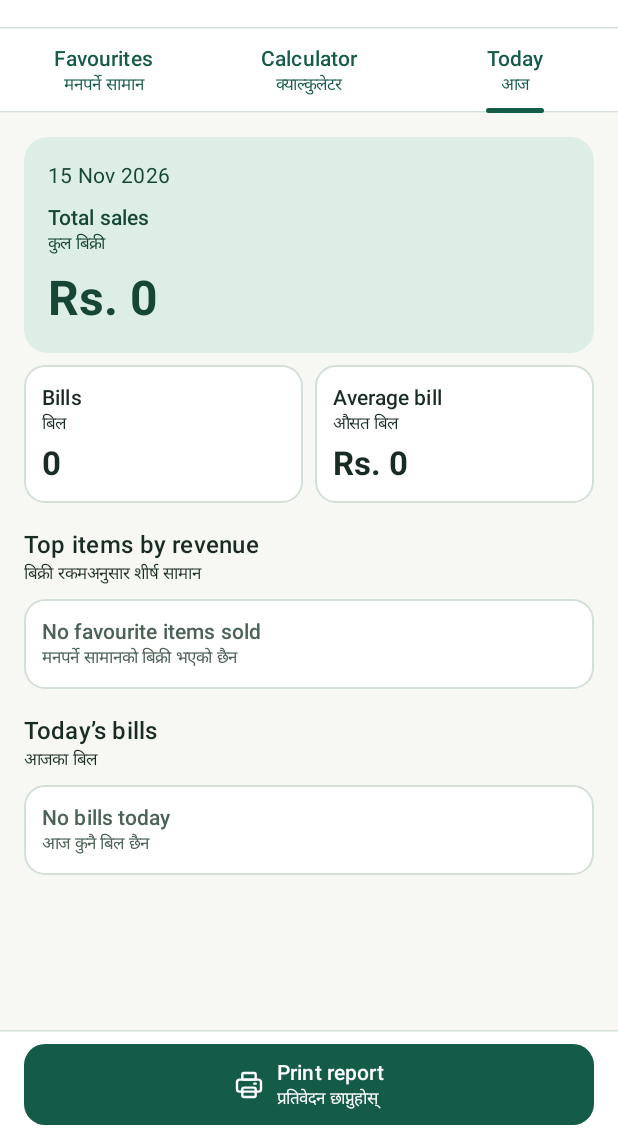
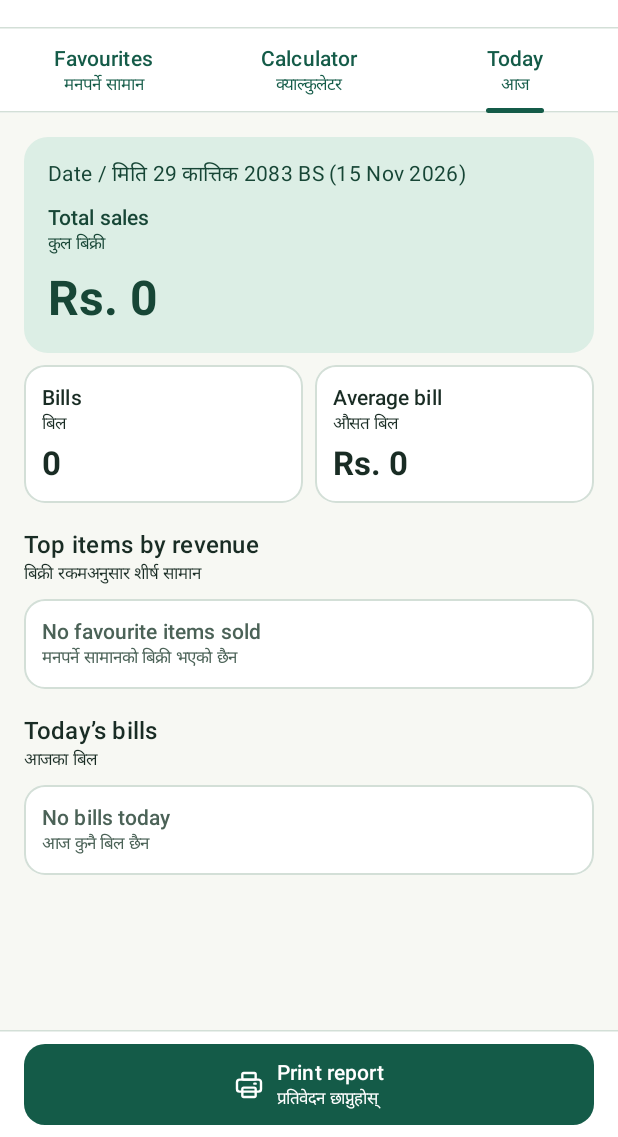
Before and after one commit to Drygonkiller/local-shop, an Android app built with Jetpack Compose: the screen it shows after launch (MainActivity), tab 3 chosen, on a phone screen of 412 x 824 dp, the part 99-1236 px from its top. Run offline under Robolectric (Android 15) with nearby library versions, the phone set to English and light mode, and no system bars; our stand-ins replace Room's generated code.

Commit message:
Milestone 5: BS date and total in words

```diff
--- /dev/null
+++ b/app/src/main/java/com/quickbill/app/data/BikramSambat.kt
@@ -0,0 +1,67 @@
+package com.quickbill.app.data
+
+import java.util.Calendar
+import java.util.GregorianCalendar
+import java.util.Locale
+import java.util.TimeZone
+
+private const val FIRST_BS_YEAR = 2080
+private const val LAST_CONFIRMED_BS_YEAR = 2083
+private const val MILLIS_PER_DAY = 86_400_000L
+private val utc = TimeZone.getTimeZone("UTC")
+
+// Nepal Rastra Bank gives 1 Baisakh 2080 as 14 April 2023.
+// https://www.nrb.org.np/contents/uploads/2023/03/Holiday-list-2080-Nepali.pdf
+private val anchorUtcMillis = utcCivilMidnight(2023, Calendar.APRIL, 14)
+
+// Month lengths from Kathmandu Metropolitan City's calendar, in Baisakh-to-Chaitra order.
+// https://kathmandu.gov.np/en/calendar
+// Pinned transcription:
+// https://github.com/KDE/kdeplasma-addons/blob/1445c417500c2a206691d0710005f64dc8efdaee/plasmacalendarplugins/alternatecalendar/provider/nepalicalendar.cpp
+// Official Panchanga confirmation through 2083. Mark the 2084–2090 values provisional.
+private val monthLengths = arrayOf(
+    intArrayOf(31, 32, 31, 32, 31, 30, 30, 30, 29, 29, 30, 30), // 2080
+    intArrayOf(31, 32, 31, 32, 31, 30, 30, 30, 29, 30, 29, 31), // 2081
+    intArrayOf(31, 31, 32, 31, 31, 31, 30, 29, 30, 29, 30, 30), // 2082
+    intArrayOf(31, 31, 32, 31, 31, 31, 30, 29, 30, 29, 30, 30), // 2083
+    intArrayOf(31, 31, 32, 31, 31, 30, 30, 30, 29, 30, 30, 30), // 2084
+    intArrayOf(31, 32, 31, 32, 30, 31, 30, 30, 29, 30, 30, 30), // 2085
+    intArrayOf(30, 32, 31, 32, 31, 30, 30, 30, 29, 30, 30, 30), // 2086
+    intArrayOf(31, 31, 32, 31, 31, 31, 30, 29, 30, 30, 30, 30), // 2087
+    intArrayOf(30, 31, 32, 32, 30, 31, 30, 30, 29, 30, 30, 30), // 2088
+    intArrayOf(30, 32, 31, 32, 31, 30, 30, 30, 29, 30, 30, 30), // 2089
+    intArrayOf(30, 32, 31, 32, 31, 30, 30, 30, 29, 30, 30, 30), // 2090
+)
+
+private val monthNames = listOf(
+    "वैशाख", "जेठ", "असार", "साउन", "भदौ", "असोज", "कात्तिक", "मंसिर", "पुस", "माघ", "फागुन", "चैत",
+)
+
+internal data class BikramSambatDate(val year: Int, val monthName: String, val day: Int) {
+    val isProvisional: Boolean get() = year > LAST_CONFIRMED_BS_YEAR
+}
+
+internal fun bikramSambatDate(civilDate: Calendar): BikramSambatDate? {
+    val adYear = civilDate.get(Calendar.YEAR)
+    if (civilDate.get(Calendar.ERA) != GregorianCalendar.AD || adYear !in 2023..2034) return null
+
+    // Place the Kathmandu civil date on the UTC calendar purely to count whole civil days.
+    val civilUtcMillis = utcCivilMidnight(adYear, civilDate.get(Calendar.MONTH), civilDate.get(Calendar.DAY_OF_MONTH))
+    var remainingDays = (civilUtcMillis - anchorUtcMillis) / MILLIS_PER_DAY
+    if (remainingDays < 0) return null
+
+    for ((yearIndex, months) in monthLengths.withIndex()) {
+        for ((monthIndex, length) in months.withIndex()) {
+            if (remainingDays < length) {
+                return BikramSambatDate(FIRST_BS_YEAR + yearIndex, monthNames[monthIndex], remainingDays.toInt() + 1)
+            }
+            remainingDays -= length
+        }
+    }
+    return null
+}
+
+private fun utcCivilMidnight(year: Int, month: Int, day: Int): Long = GregorianCalendar(utc, Locale.ENGLISH).apply {
+    clear()
+    set(year, month, day)
+}.timeInMillis
--- a/app/src/main/java/com/quickbill/app/data/NepalTime.kt
+++ b/app/src/main/java/com/quickbill/app/data/NepalTime.kt
@@ -30,6 +30,21 @@ fun formatNepalBillDateTime(millis: Long): String = formatNepalTime("d MMM yyyy,
 
 fun formatNepalBillTime(millis: Long): String = formatNepalTime("HH:mm", millis)
 
+fun formatNepalDualDate(millis: Long): String = formatNepalDualDate(millis, withTime = false)
+
+fun formatNepalDualDateTime(millis: Long): String = formatNepalDualDate(millis, withTime = true)
+
+private fun formatNepalDualDate(millis: Long, withTime: Boolean): String {
+    val civilDate = GregorianCalendar(nepalTimeZone, Locale.ENGLISH).apply { timeInMillis = millis }
+    val bs = bikramSambatDate(civilDate)
+    val ad = formatNepalTime("d MMM yyyy", millis)
+    return buildString {
+        if (bs == null) append(ad) else append("${bs.day} ${bs.monthName} ${bs.year} BS ($ad)")
+        if (withTime) append(", ${formatNepalBillTime(millis)}")
+        if (bs?.isProvisional == true) append(" · Provisional / अनुमानित")
+    }
+}
+
 private fun formatNepalTime(pattern: String, millis: Long): String =
     SimpleDateFormat(pattern, Locale.ENGLISH).apply { timeZone = nepalTimeZone }.format(Date(millis))
 
--- a/app/src/main/java/com/quickbill/app/ui/DailySalesScreen.kt
+++ b/app/src/main/java/com/quickbill/app/ui/DailySalesScreen.kt
@@ -34,8 +34,9 @@ import com.quickbill.app.R
 import com.quickbill.app.data.DailySales
 import com.quickbill.app.data.TopFavourite
 import com.quickbill.app.data.formatNepalBillTime
-import com.quickbill.app.data.formatNepalReportDate
+import com.quickbill.app.data.formatNepalDualDate
 import com.quickbill.app.data.formatNpr
+import com.quickbill.app.printing.BillText
 
 @Composable
 internal fun DailySalesScreen(
@@ -127,7 +128,7 @@ private fun DailySalesSummary(report: DailySales) {
                 verticalArrangement = Arrangement.spacedBy(8.dp),
             ) {
                 Text(
-                    text = formatNepalReportDate(report.day),
+                    text = BillText.date(formatNepalDualDate(report.day.startMillis)),
                     style = MaterialTheme.typography.bodyMedium,
                 )
                 BilingualLabel(R.string.report_total_sales, R.string.report_total_sales_ne)
```
Also changed, not shown: app/src/main/java/com/quickbill/app/data/NprWords.kt (added, +48 -0 lines), app/src/main/java/com/quickbill/app/printing/BillText.kt (+12 -4 lines), app/src/main/java/com/quickbill/app/printing/ReceiptLayout.kt (+13 -6 lines), app/src/main/java/com/quickbill/app/ui/BillingScreen.kt (+8 -3 lines), 4 other files.
